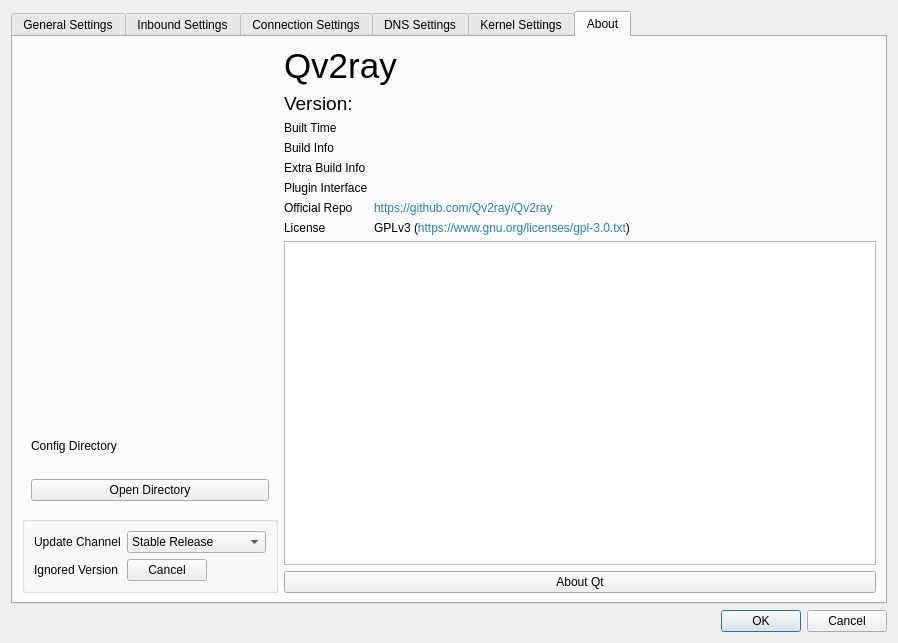
ICE-GB/QvPersonal, file src/ui/windows/w_PreferencesWindow.ui: the form before one commit.
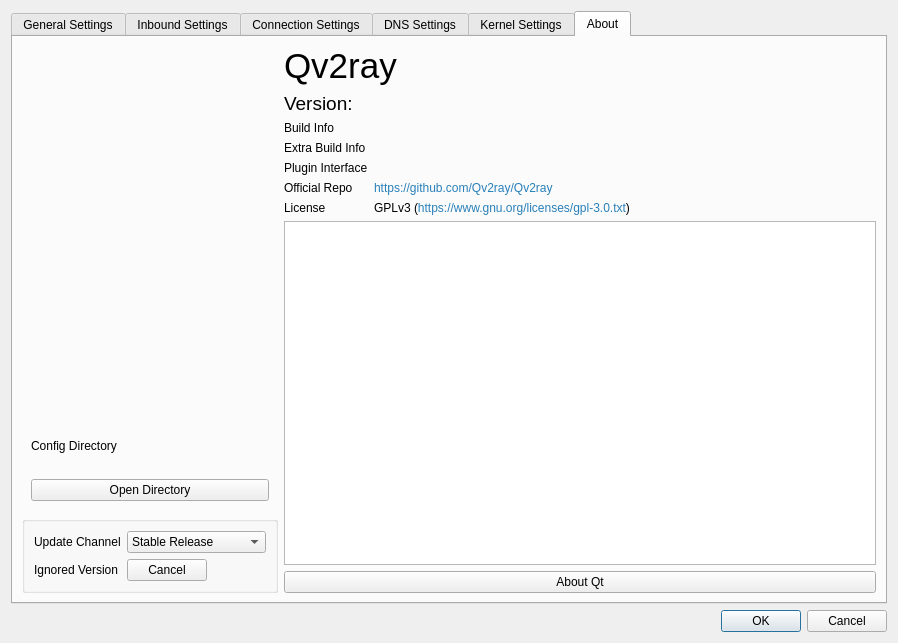
The form after the commit. The open tabs and pages were chosen to show the change. Icons and pictures are not drawn.

Commit message: + added QV2RAY_CODENAME and restored QV2RAY_BUILD_INFO with QV2RAY_EXTRA_BUILD_INFO

```diff
--- a/src/ui/windows/w_PreferencesWindow.ui
+++ b/src/ui/windows/w_PreferencesWindow.ui
@@ -1483,62 +1483,7 @@
          </item>
          <item>
           <layout class="QGridLayout" name="gridLayout_5" columnstretch="0,0">
-           <item row="1" column="0">
-            <widget class="QLabel" name="label_69">
-             <property name="text">
-              <string>Build Info</string>
-             </property>
-             <property name="textFormat">
-              <enum>Qt::PlainText</enum>
-             </property>
-            </widget>
-           </item>
-           <item row="1" column="1">
-            <widget class="QLabel" name="qvBuildInfo">
-             <property name="text">
-              <string/>
-             </property>
-             <property name="textFormat">
-              <enum>Qt::PlainText</enum>
-             </property>
-             <property name="textInteractionFlags">
-              <set>Qt::LinksAccessibleByMouse|Qt::TextSelectableByMouse</set>
-             </property>
-            </widget>
-           </item>
            <item row="4" column="1">
-            <widget class="QLabel" name="label_28">
-             <property name="sizePolicy">
-              <sizepolicy hsizetype="Expanding" vsizetype="Preferred">
-               <horstretch>0</horstretch>
-               <verstretch>0</verstretch>
-              </sizepolicy>
-             </property>
-             <property name="text">
-              <string notr="true">&lt;html&gt;&lt;head/&gt;&lt;body&gt;&lt;p&gt;&lt;a style=&quot; text-decoration: none; color:#2980b9;&quot; href=&quot;https://github.com/Qv2ray/Qv2ray&quot;&gt;https://github.com/Qv2ray/Qv2ray&lt;/a&gt;&lt;/p&gt;&lt;/body&gt;&lt;/html&gt;</string>
-             </property>
-             <property name="textFormat">
-              <enum>Qt::RichText</enum>
-             </property>
-             <property name="openExternalLinks">
-              <bool>true</bool>
-             </property>
-             <property name="textInteractionFlags">
-              <set>Qt::TextBrowserInteraction</set>
-             </property>
-            </widget>
-           </item>
-           <item row="4" column="0">
-            <widget class="QLabel" name="label_27">
-             <property name="text">
-              <string>Official Repo</string>
-             </property>
-             <property name="textFormat">
-              <enum>Qt::PlainText</enum>
-             </property>
-            </widget>
-           </item>
-           <item row="5" column="1">
             <widget class="QLabel" name="label_30">
              <property name="sizePolicy">
               <sizepolicy hsizetype="Expanding" vsizetype="Preferred">
@@ -1568,7 +1513,7 @@
              </property>
             </widget>
            </item>
-           <item row="2" column="0">
+           <item row="1" column="0">
             <widget class="QLabel" name="label_70">
              <property name="text">
               <string>Extra Build Info</string>
@@ -1578,17 +1523,60 @@
              </property>
             </widget>
            </item>
-           <item row="0" column="0">
-            <widget class="QLabel" name="label_26">
-             <property name="text">
-              <string>Built Time</string>
-             </property>
-             <property name="textFormat">
-              <enum>Qt::PlainText</enum>
-             </property>
-            </widget>
-           </item>
            <item row="3" column="0">
+            <widget class="QLabel" name="label_27">
+             <property name="text">
+              <string>Official Repo</string>
+             </property>
+             <property name="textFormat">
+              <enum>Qt::PlainText</enum>
+             </property>
+            </widget>
+           </item>
+           <item row="4" column="0">
+            <widget class="QLabel" name="label_29">
+             <property name="text">
+              <string>License</string>
+             </property>
+             <property name="textFormat">
+              <enum>Qt::PlainText</enum>
+             </property>
+            </widget>
+           </item>
+           <item row="0" column="1">
+            <widget class="QLabel" name="qvBuildInfo">
+             <property name="text">
+              <string/>
+             </property>
+             <property name="textFormat">
+              <enum>Qt::PlainText</enum>
+             </property>
+             <property name="textInteractionFlags">
+              <set>Qt::LinksAccessibleByMouse|Qt::TextSelectableByMouse</set>
+             </property>
+            </widget>
+           </item>
+           <item row="2" column="1">
+            <widget class="QLabel" name="qvPluginInterfaceVersionLabel">
+             <property name="text">
+              <string/>
+             </property>
+             <property name="textFormat">
+              <enum>Qt::PlainText</enum>
+             </property>
+            </widget>
+           </item>
+           <item row="0" column="0">
+            <widget class="QLabel" name="label_69">
+             <property name="text">
+              <string>Build Info</string>
+             </property>
+             <property name="textFormat">
+              <enum>Qt::PlainText</enum>
+             </property>
+            </widget>
+           </item>
+           <item row="2" column="0">
             <widget class="QLabel" name="label_56">
              <property name="text">
               <string>Plugin Interface</string>
@@ -1598,17 +1586,7 @@
              </property>
             </widget>
            </item>
-           <item row="3" column="1">
-            <widget class="QLabel" name="qvPluginInterfaceVersionLabel">
-             <property name="text">
-              <string/>
-             </property>
-             <property name="textFormat">
-              <enum>Qt::PlainText</enum>
-             </property>
-            </widget>
-           </item>
-           <item row="2" column="1">
+           <item row="1" column="1">
             <widget class="QLabel" name="qvBuildExInfo">
              <property name="text">
               <string/>
@@ -1621,26 +1599,25 @@
              </property>
             </widget>
            </item>
-           <item row="0" column="1">
-            <widget class="QLabel" name="qvBuildTime">
+           <item row="3" column="1">
+            <widget class="QLabel" name="label_28">
+             <property name="sizePolicy">
+              <sizepolicy hsizetype="Expanding" vsizetype="Preferred">
+               <horstretch>0</horstretch>
+               <verstretch>0</verstretch>
+              </sizepolicy>
+             </property>
              <property name="text">
-              <string/>
+              <string notr="true">&lt;html&gt;&lt;head/&gt;&lt;body&gt;&lt;p&gt;&lt;a style=&quot; text-decoration: none; color:#2980b9;&quot; href=&quot;https://github.com/Qv2ray/Qv2ray&quot;&gt;https://github.com/Qv2ray/Qv2ray&lt;/a&gt;&lt;/p&gt;&lt;/body&gt;&lt;/html&gt;</string>
              </property>
              <property name="textFormat">
-              <enum>Qt::PlainText</enum>
+              <enum>Qt::RichText</enum>
+             </property>
+             <property name="openExternalLinks">
+              <bool>true</bool>
              </property>
              <property name="textInteractionFlags">
-              <set>Qt::LinksAccessibleByMouse|Qt::TextSelectableByMouse</set>
-             </property>
-            </widget>
-           </item>
-           <item row="5" column="0">
-            <widget class="QLabel" name="label_29">
-             <property name="text">
-              <string>License</string>
-             </property>
-             <property name="textFormat">
-              <enum>Qt::PlainText</enum>
+              <set>Qt::TextBrowserInteraction</set>
              </property>
             </widget>
            </item>
```
Left out of the diff: 2 changed lines with no effect on the pictures. The commit also changes 2 other files.
